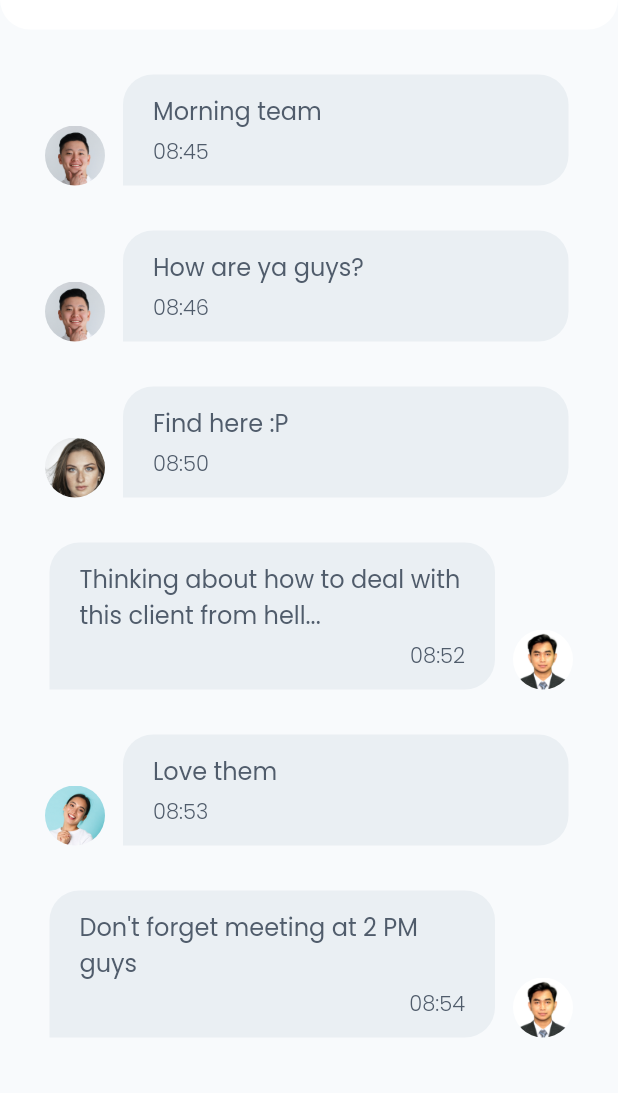
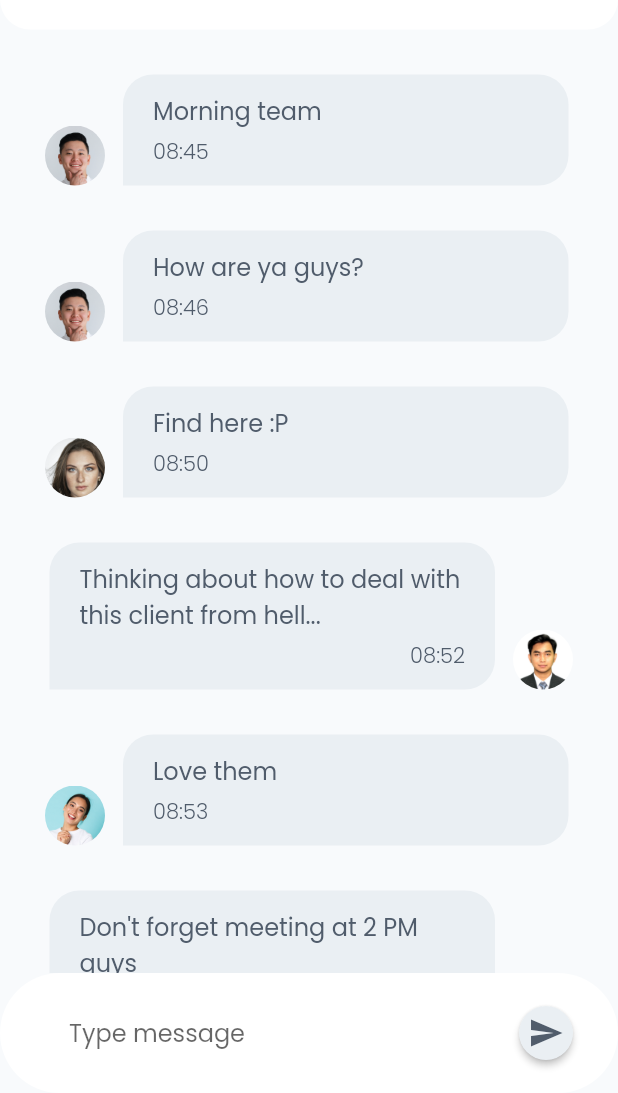
Before and after one commit to alviansyh/chatty, a Flutter app: the MessagePage screen opened directly, on a phone screen of 412 x 824 dp, the part 143-1236 px from its top. Run offline on Flutter 3.47's test engine with Material 2 defaults, Android fonts, the phone set to English and light mode, and no system bars; our stand-ins replace google_fonts.

Commit message:
chat input

```diff
--- a/lib/pages/message_page.dart
+++ b/lib/pages/message_page.dart
@@ -100,7 +100,8 @@ class MessagePage extends StatelessWidget {
                             ),
                             SenderBubble(
                               imageUrl: 'assets/profile/profile.jpg',
-                              text: 'Thinking about how to deal with this client from hell...',
+                              text:
+                                  'Thinking about how to deal with this client from hell...',
                               time: '08:52',
                             ),
                             ReceiverBubble(
@@ -119,6 +120,75 @@ class MessagePage extends StatelessWidget {
                     ],
                   ),
                 ),
+              ),
+              Column(
+                crossAxisAlignment: CrossAxisAlignment.center,
+                mainAxisSize: MainAxisSize.max,
+                mainAxisAlignment: MainAxisAlignment.end,
+                children: [
+                  Container(
+                    padding: EdgeInsets.all(16),
+                    decoration: BoxDecoration(
+                      color: whiteColor,
+                      borderRadius: BorderRadius.circular(75),
+                    ),
+                    child: SafeArea(
+                      child: Row(
+                        children: [
+                          Expanded(
+                            child: Container(
+                              padding: EdgeInsets.only(left: 30),
+                              child: Row(
+                                children: [
+                                  Expanded(
+                                    child: TextField(
+                                      decoration: InputDecoration(
+                                        hintText: "Type message",
+                                        border: InputBorder.none,
+                                      ),
+                                    ),
+                                  ),
+                                  ElevatedButton(
+                                    onPressed: () {},
+                                    child: Icon(Icons.send,
+                                        color: txtGreyBlueColor),
+                                    style: ElevatedButton.styleFrom(
+                                        fixedSize: Size(35, 35),
+                                        shape: CircleBorder(),
+                                        padding: EdgeInsets.all(2),
+                                        primary: bubbleColor),
+                                  ),
+                                ],
+                              ),
+                            ),
+                          ),
+                        ],
+                      ),
+                    ),
+                    // child: Row(
+                    //   mainAxisAlignment: MainAxisAlignment.end,
+                    //   children: [
+                    //     Expanded(
+                    //       child: TextField(
+                    //         decoration: InputDecoration(
+                    //           hintText: "Type message",
+                    //           border: InputBorder.none,
+                    //         ),
+                    //       ),
+                    //     ),
+                    //     ElevatedButton(
+                    //       onPressed: () {},
+                    //       child: Icon(Icons.send, color: txtGreyBlueColor),
+                    //       style: ElevatedButton.styleFrom(
+                    //           fixedSize: Size(35, 35),
+                    //           shape: CircleBorder(),
+                    //           padding: EdgeInsets.all(2),
+                    //           primary: bubbleColor),
+                    //     ),
+                    //   ],
+                    // ),
+                  )
+                ],
               )
             ],
           ),
--- a/lib/theme.dart
+++ b/lib/theme.dart
@@ -20,6 +20,12 @@ TextStyle headerTextStyle = TextStyle(
 
 TextStyle subheaderTextStyle = TextStyle(
   color: txtLightBlueColor,
+  fontWeight: FontWeight.w300,
+  fontSize: 16,
+);
+
+TextStyle messageTextStyle = TextStyle(
+  color: txtGreyBlueColor,
   fontWeight: FontWeight.w300,
   fontSize: 16,
 );
```
